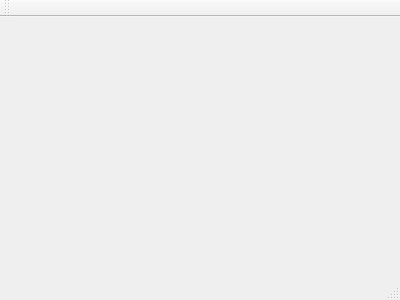
The window that mainwindow.ui (davi97zi/ProgettoPAO) describes before a commit, drawn with Qt 5.
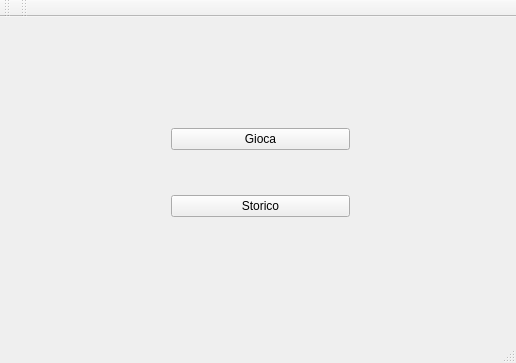
The same window after the commit.

What changed in the file:
```diff
--- a/mainwindow.ui
+++ b/mainwindow.ui
@@ -1,24 +1,93 @@
 <ui version="4.0">
  <class>MainWindow</class>
- <widget class="QMainWindow" name="MainWindow" >
-  <property name="geometry" >
+ <widget class="QMainWindow" name="MainWindow">
+  <property name="geometry">
    <rect>
     <x>0</x>
     <y>0</y>
-    <width>400</width>
-    <height>300</height>
+    <width>516</width>
+    <height>363</height>
    </rect>
   </property>
   <property name="windowTitle" >
    <string>MainWindow</string>
   </property>
-  <widget class="QMenuBar" name="menuBar" />
-  <widget class="QToolBar" name="mainToolBar" />
-  <widget class="QWidget" name="centralWidget" />
-  <widget class="QStatusBar" name="statusBar" />
+  <widget class="QWidget" name="centralWidget">
+   <widget class="QWidget" name="verticalLayoutWidget">
+    <property name="geometry">
+     <rect>
+      <x>160</x>
+      <y>100</y>
+      <width>201</width>
+      <height>111</height>
+     </rect>
+    </property>
+    <layout class="QVBoxLayout" name="verticalLayout">
+     <item>
+      <widget class="QPushButton" name="pushButton">
+       <property name="text">
+        <string>Gioca</string>
+       </property>
+      </widget>
+     </item>
+     <item>
+      <spacer name="verticalSpacer">
+       <property name="orientation">
+        <enum>Qt::Vertical</enum>
+       </property>
+       <property name="sizeType">
+        <enum>QSizePolicy::Fixed</enum>
+       </property>
+       <property name="sizeHint" stdset="0">
+        <size>
+         <width>20</width>
+         <height>40</height>
+        </size>
+       </property>
+      </spacer>
+     </item>
+     <item>
+      <widget class="QPushButton" name="pushButton_2">
+       <property name="text">
+        <string>Storico</string>
+       </property>
+      </widget>
+     </item>
+    </layout>
+   </widget>
+  </widget>
+  <widget class="QMenuBar" name="menuBar">
+   <property name="geometry">
+    <rect>
+     <x>0</x>
+     <y>0</y>
+     <width>516</width>
+     <height>21</height>
+    </rect>
+   </property>
+  </widget>
+  <widget class="QToolBar" name="mainToolBar">
+   <attribute name="toolBarArea">
+    <enum>TopToolBarArea</enum>
+   </attribute>
+   <attribute name="toolBarBreak">
+    <bool>false</bool>
+   </attribute>
+  </widget>
+  <widget class="QStatusBar" name="statusBar"/>
+  <widget class="QToolBar" name="toolBar">
+   <property name="windowTitle">
+    <string>toolBar</string>
+   </property>
+   <attribute name="toolBarArea">
+    <enum>TopToolBarArea</enum>
+   </attribute>
+   <attribute name="toolBarBreak">
+    <bool>false</bool>
+   </attribute>
+  </widget>
  </widget>
- <layoutDefault spacing="6" margin="11" />
- <pixmapfunction></pixmapfunction>
+ <layoutdefault spacing="6" margin="11"/>
  <resources/>
  <connections/>
 </ui>
```
Left out of the diff: 3 changed lines with no effect on the pictures.
